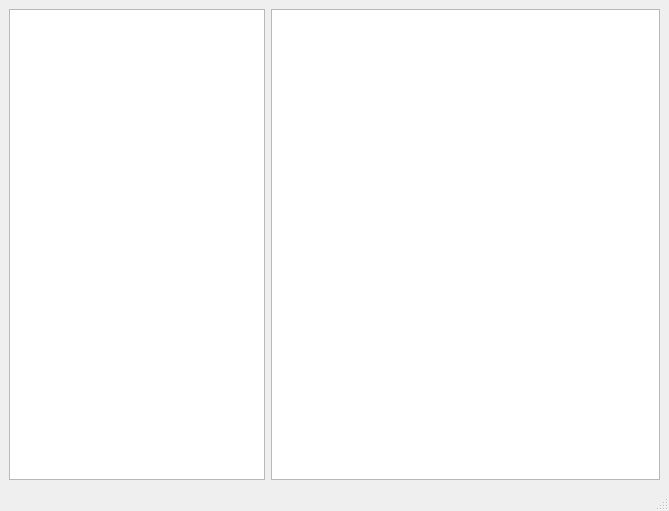
The window that gui/MainWindow.ui (Jyrs/img-ai-explorer-pyqt) describes before a commit, drawn with Qt 5.
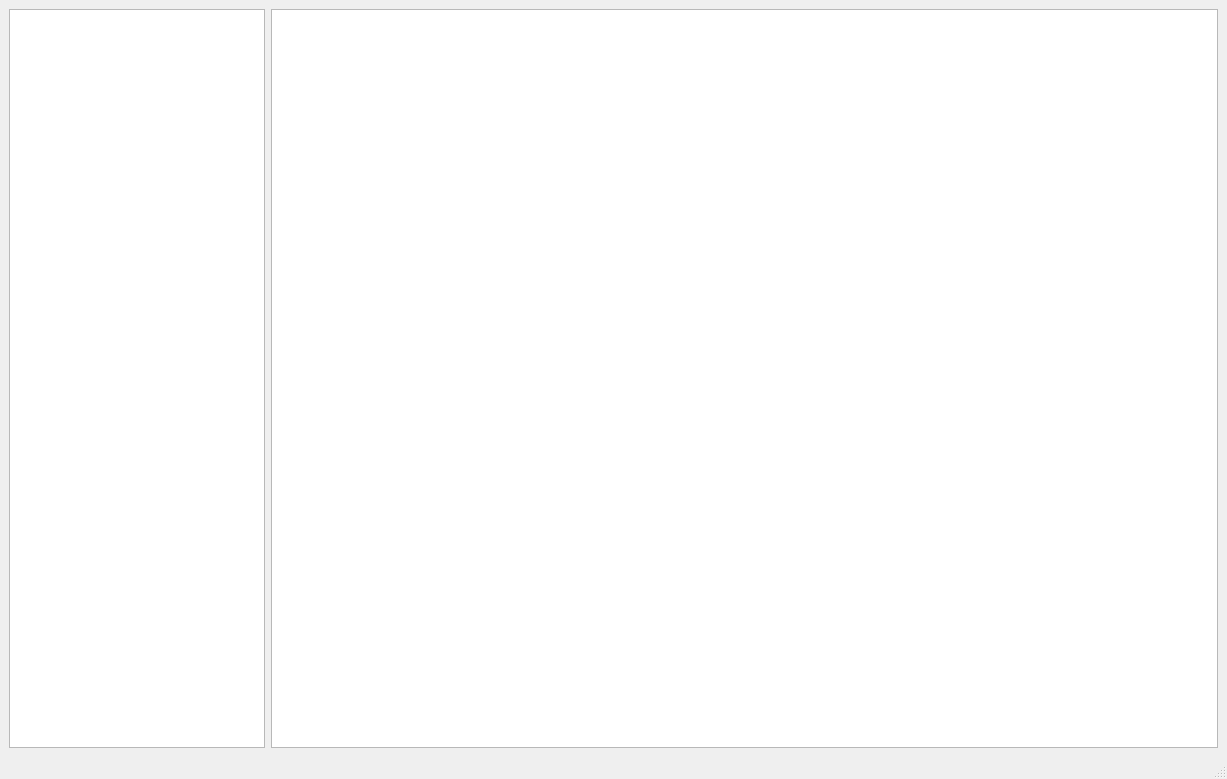
The same window after the commit.

Commit message: add ability to correctly see images from folders in the root directory, and we can see image titles

Diff of the .ui file:
```diff
--- a/gui/MainWindow.ui
+++ b/gui/MainWindow.ui
@@ -6,13 +6,16 @@
    <rect>
     <x>0</x>
     <y>0</y>
-    <width>669</width>
-    <height>511</height>
+    <width>1227</width>
+    <height>779</height>
    </rect>
   </property>
   <property name="windowTitle">
    <string>MainWindow</string>
   </property>
+  <property name="layoutDirection">
+   <enum>Qt::LeftToRight</enum>
+  </property>
   <widget class="QWidget" name="centralwidget">
    <layout class="QGridLayout" name="gridLayout">
     <item row="0" column="1">
@@ -50,6 +53,49 @@
       </property>
      </widget>
     </item>
+    <item row="0" column="1">
+     <widget class="QTableWidget" name="tableWidget">
+      <property name="layoutDirection">
+       <enum>Qt::LeftToRight</enum>
+      </property>
+      <property name="verticalScrollBarPolicy">
+       <enum>Qt::ScrollBarAsNeeded</enum>
+      </property>
+      <property name="horizontalScrollBarPolicy">
+       <enum>Qt::ScrollBarAsNeeded</enum>
+      </property>
+      <property name="sizeAdjustPolicy">
+       <enum>QAbstractScrollArea::AdjustToContents</enum>
+      </property>
+      <property name="autoScroll">
+       <bool>true</bool>
+      </property>
+      <property name="autoScrollMargin">
+       <number>0</number>
+      </property>
+      <property name="dragDropMode">
+       <enum>QAbstractItemView::DragDrop</enum>
+      </property>
+      <property name="showGrid">
+       <bool>false</bool>
+      </property>
+      <property name="wordWrap">
+       <bool>true</bool>
+      </property>
+      <attribute name="horizontalHeaderVisible">
+       <bool>false</bool>
+      </attribute>
+      <attribute name="horizontalHeaderHighlightSections">
+       <bool>true</bool>
+      </attribute>
+      <attribute name="horizontalHeaderStretchLastSection">
+       <bool>false</bool>
+      </attribute>
+      <attribute name="verticalHeaderVisible">
+       <bool>false</bool>
+      </attribute>
+     </widget>
+    </item>
    </layout>
   </widget>
   <widget class="QMenuBar" name="menubar">
```
Left out of the diff: 21 changed lines with no effect on the pictures. The commit also changes 2 other files.
